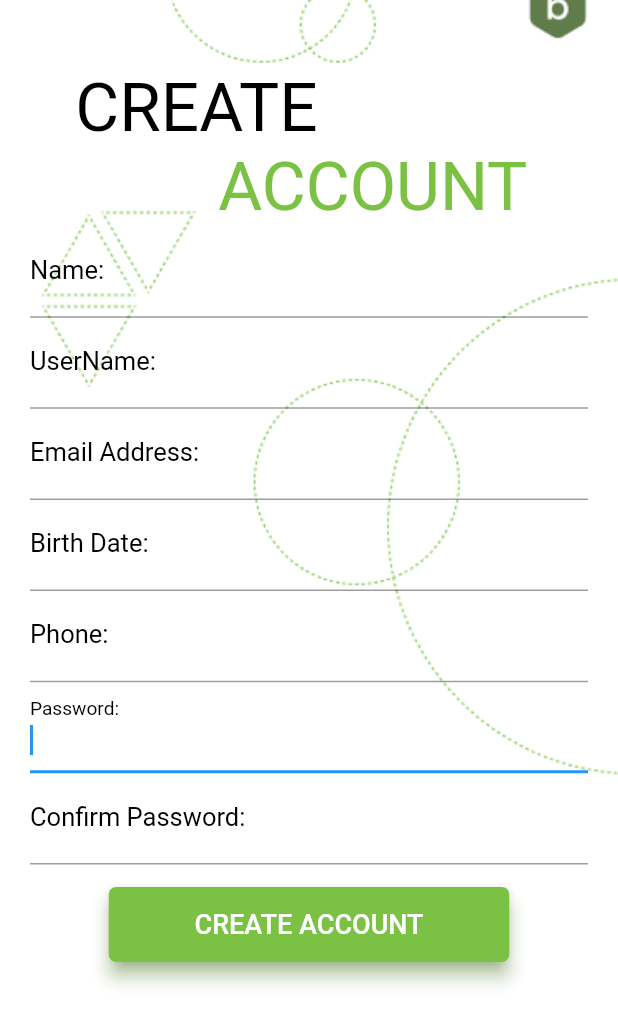
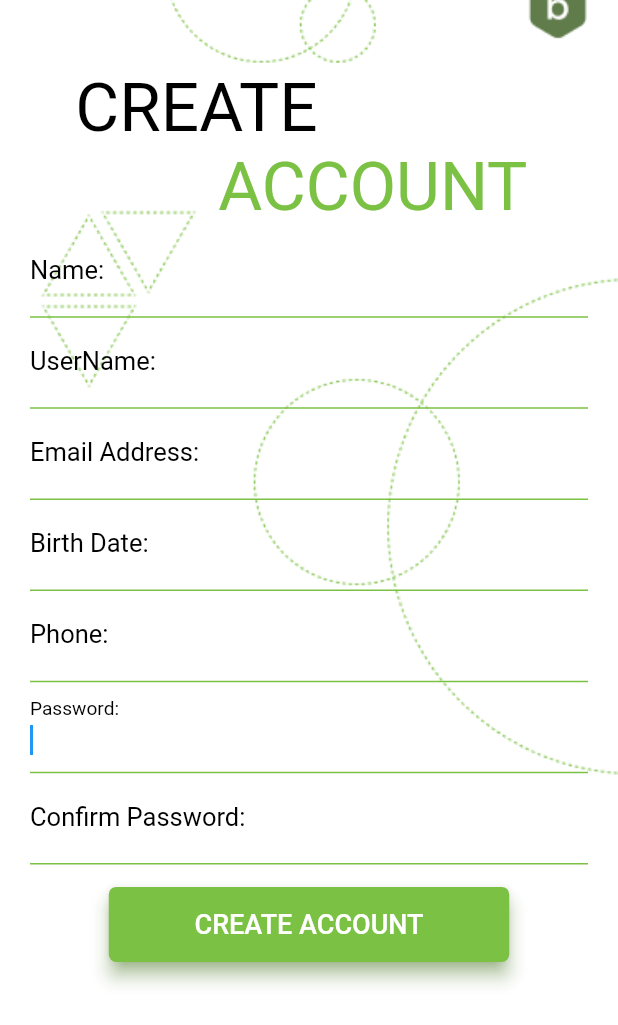
Before and after one commit to LeonardoFCorrea/Bills-Bid, a Flutter app: the screen it shows after launch, on a phone screen of 412 x 824 dp. Shown: the top 1025 px of the screen. Run offline on Flutter 3.47's test engine with Material 2 defaults, Android fonts, the phone set to English and light mode, and no system bars; our stand-ins replace carousel_slider; Roboto replaces fonts that are missing (Arial).

Commit message:
Alteração da cor entre linhas

```diff
--- a/lib/pages/register.page.dart
+++ b/lib/pages/register.page.dart
@@ -63,6 +63,11 @@ class _RegisterPageState extends State<RegisterPage> {
                           style:
                               new TextStyle(color: Colors.black, fontSize: 17),
                           decoration: InputDecoration(
+                            enabledBorder: UnderlineInputBorder(
+                              borderSide: BorderSide(color: Color(0xFF7BC144))),
+                              focusedBorder: UnderlineInputBorder(
+                                borderSide: BorderSide(color: Color(0xFF7BC144)),
+                              ),
                             labelText: "Name:",
                             labelStyle: TextStyle(color: Colors.black),
                           ),
@@ -73,6 +78,11 @@ class _RegisterPageState extends State<RegisterPage> {
                           style:
                               new TextStyle(color: Colors.black, fontSize: 17),
                           decoration: InputDecoration(
+                            enabledBorder: UnderlineInputBorder(
+                              borderSide: BorderSide(color: Color(0xFF7BC144))),
+                              focusedBorder: UnderlineInputBorder(
+                                borderSide: BorderSide(color: Color(0xFF7BC144)),
+                              ),
                             labelText: "UserName:",
                             labelStyle: TextStyle(color: Colors.black),
                           ),
@@ -83,6 +93,11 @@ class _RegisterPageState extends State<RegisterPage> {
                           style:
                               new TextStyle(color: Colors.black, fontSize: 17),
                           decoration: InputDecoration(
+                            enabledBorder: UnderlineInputBorder(
+                              borderSide: BorderSide(color: Color(0xFF7BC144))),
+                              focusedBorder: UnderlineInputBorder(
+                                borderSide: BorderSide(color: Color(0xFF7BC144)),
+                              ),
                             labelText: "Email Address:",
                             labelStyle: TextStyle(color: Colors.black),
                           ),
@@ -93,6 +108,11 @@ class _RegisterPageState extends State<RegisterPage> {
                           style:
                               new TextStyle(color: Colors.black, fontSize: 17),
                           decoration: InputDecoration(
+                            enabledBorder: UnderlineInputBorder(
+                              borderSide: BorderSide(color: Color(0xFF7BC144))),
+                              focusedBorder: UnderlineInputBorder(
+                                borderSide: BorderSide(color: Color(0xFF7BC144)),
+                              ),
                             labelText: "Birth Date:",
                             labelStyle: TextStyle(color: Colors.black),
                           ),
@@ -103,6 +123,11 @@ class _RegisterPageState extends State<RegisterPage> {
                           style:
                               new TextStyle(color: Colors.black, fontSize: 17),
                           decoration: InputDecoration(
+                            enabledBorder: UnderlineInputBorder(
+                              borderSide: BorderSide(color: Color(0xFF7BC144))),
+                              focusedBorder: UnderlineInputBorder(
+                                borderSide: BorderSide(color: Color(0xFF7BC144)),
+                              ),
                             labelText: "Phone:",
                             labelStyle: TextStyle(color: Colors.black),
                           ),
@@ -113,6 +138,11 @@ class _RegisterPageState extends State<RegisterPage> {
                           style:
                               new TextStyle(color: Colors.black, fontSize: 17),
                           decoration: InputDecoration(
+                            enabledBorder: UnderlineInputBorder(
+                              borderSide: BorderSide(color: Color(0xFF7BC144))),
+                              focusedBorder: UnderlineInputBorder(
+                                borderSide: BorderSide(color: Color(0xFF7BC144)),
+                              ),
                             labelText: "Password:",
                             labelStyle: TextStyle(color: Colors.black),
                           ),
@@ -123,6 +153,11 @@ class _RegisterPageState extends State<RegisterPage> {
                           style:
                               new TextStyle(color: Colors.black, fontSize: 17),
                           decoration: InputDecoration(
+                            enabledBorder: UnderlineInputBorder(
+                              borderSide: BorderSide(color: Color(0xFF7BC144))),
+                              focusedBorder: UnderlineInputBorder(
+                                borderSide: BorderSide(color: Color(0xFF7BC144)),
+                              ),
                             labelText: "Confirm Password:",
                             labelStyle: TextStyle(color: Colors.black),
                           ),
```
